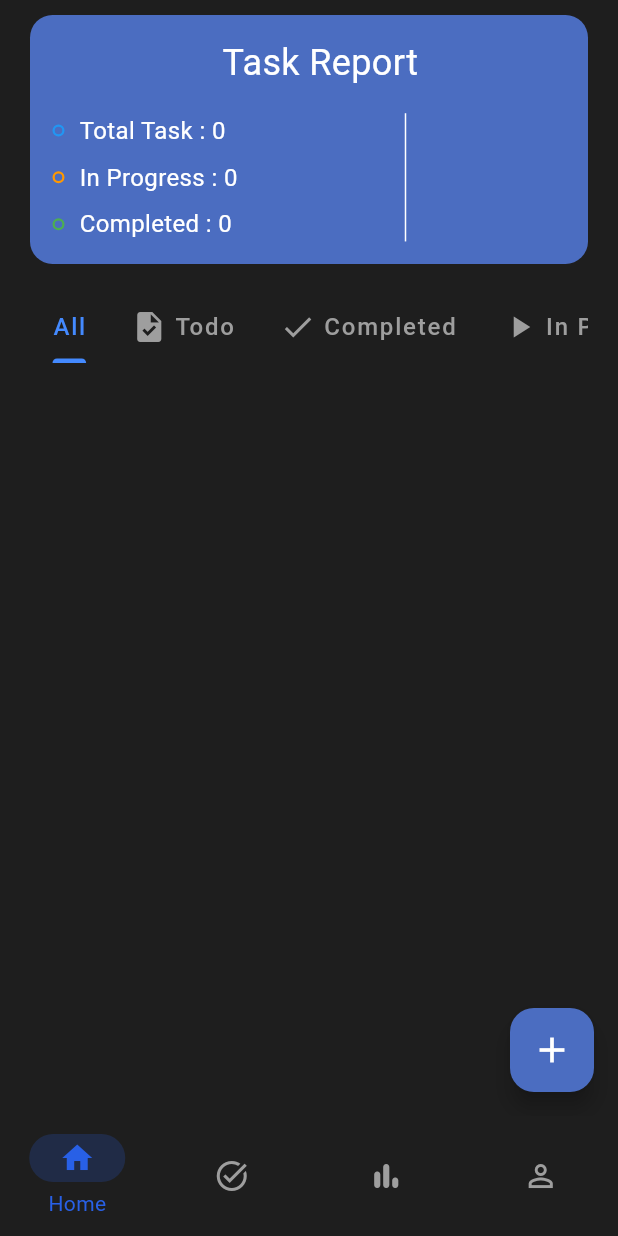
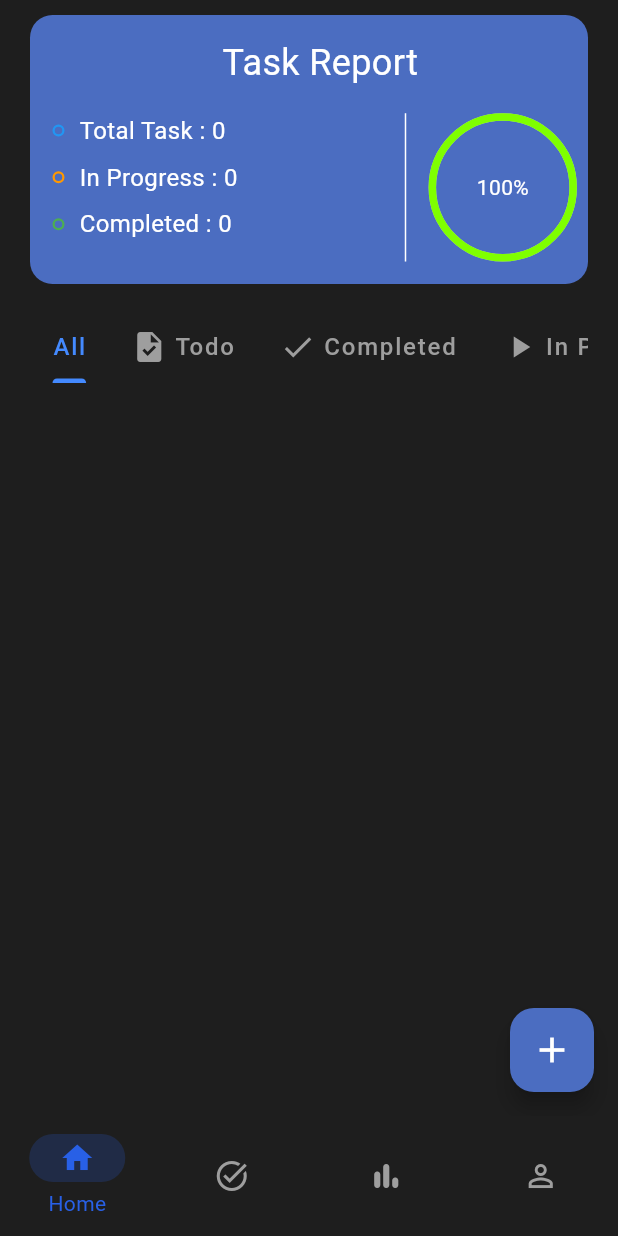
Before and after one commit to MuhammadHasan-Git/DoBits, a Flutter app: the screen it shows once a user with an empty profile is signed in, on a phone screen of 412 x 824 dp. Run offline on Flutter 3.47's test engine with Material 3 defaults, Android fonts, the phone set to English and light mode, and no system bars; drawn by our look-alikes of percent_indicator; our stand-ins replace cloud_firestore, device_info_plus, email_validator, firebase_auth, firebase_core, flutter_slidable and 4 more; accounts and stored records are empty.

Commit message:
add circle progress bar

```diff
--- a/lib/view/widget/task_report.dart
+++ b/lib/view/widget/task_report.dart
@@ -1,4 +1,5 @@
 import 'package:flutter/material.dart';
+import 'package:percent_indicator/circular_percent_indicator.dart';
 import 'package:todo_app/utils/colors.dart';
 import 'package:todo_app/utils/extensions.dart';
 
@@ -133,16 +134,15 @@ class TaskReport extends StatelessWidget {
                 Flexible(
                   child: Align(
                     alignment: Alignment.center,
-                    child: SizedBox(
-                      width: 80,
-                      height: 80,
-                      // child: CircularPercentIndicator(
-                      //   radius: 60.0,
-                      //   lineWidth: 5.0,
-                      //   percent: 1.0,
-                      //   center: new Text("100%"),
-                      //   progressColor: Colors.green,
-                      // )
+                    child: CircularPercentIndicator(
+                      radius: 12.0.wp,
+                      lineWidth: 5.0,
+                      percent: 1.0,
+                      center: const Text(
+                        "100%",
+                        style: TextStyle(color: white),
+                      ),
+                      progressColor: const Color(0xFF7fff00),
                     ),
                   ),
                 ),
```
